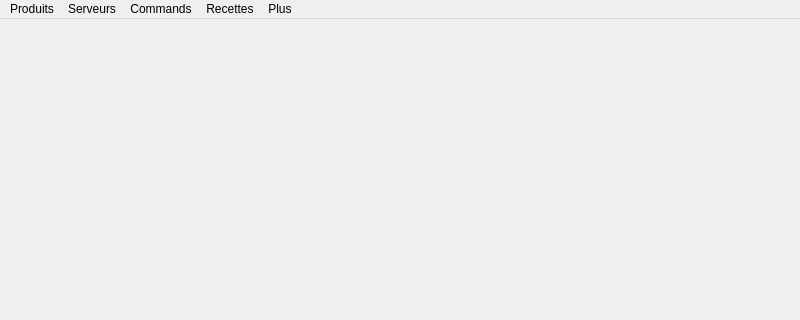
This is gestionadminform.ui in MohamedAminAmjahid/QtProjet as Qt 5 draws it before an edit; both pictures show x 0 to 800 and y 0 to 320 of the 800 by 600 pixel window. The edited form follows.
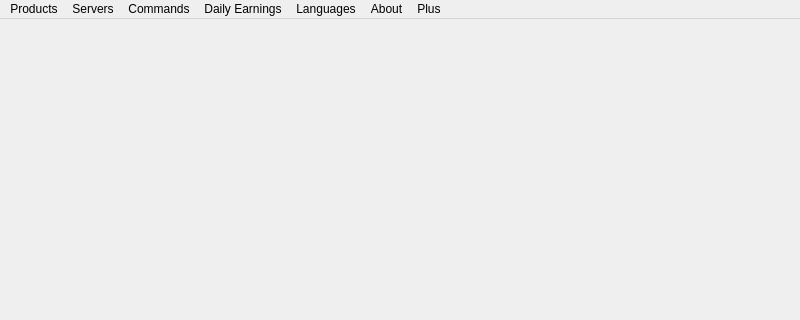
This is the edited form.

Patch:
```diff
--- a/gestionadminform.ui
+++ b/gestionadminform.ui
@@ -25,7 +25,7 @@
    </property>
    <widget class="QMenu" name="menuProduits">
     <property name="title">
-     <string>Produits</string>
+     <string>Products</string>
     </property>
     <addaction name="actionAddProduct"/>
     <addaction name="actionUpdateProduct"/>
@@ -35,7 +35,7 @@
    </widget>
    <widget class="QMenu" name="menuServeurs">
     <property name="title">
-     <string>Serveurs</string>
+     <string>Servers</string>
     </property>
     <addaction name="actionAddServer"/>
     <addaction name="actionUpdateServer"/>
@@ -44,7 +44,7 @@
    </widget>
    <widget class="QMenu" name="menuRecettes">
     <property name="title">
-     <string>Recettes</string>
+     <string>Daily Earnings</string>
     </property>
     <addaction name="actionAddRecette"/>
     <addaction name="actionUpdateRecette"/>
@@ -64,10 +64,24 @@
     </property>
     <addaction name="actionListCommand"/>
    </widget>
+   <widget class="QMenu" name="menuLanguages">
+    <property name="title">
+     <string>Languages</string>
+    </property>
+    <addaction name="actionFrench"/>
+    <addaction name="actionEnglish"/>
+   </widget>
+   <widget class="QMenu" name="menuAbout">
+    <property name="title">
+     <string>About</string>
+    </property>
+   </widget>
    <addaction name="menuProduits"/>
    <addaction name="menuServeurs"/>
    <addaction name="menuCommands"/>
    <addaction name="menuRecettes"/>
+   <addaction name="menuLanguages"/>
+   <addaction name="menuAbout"/>
    <addaction name="menuLogOut"/>
   </widget>
   <widget class="QStatusBar" name="statusbar"/>
```
Left out of the diff: 46 changed lines with no effect on the pictures.
